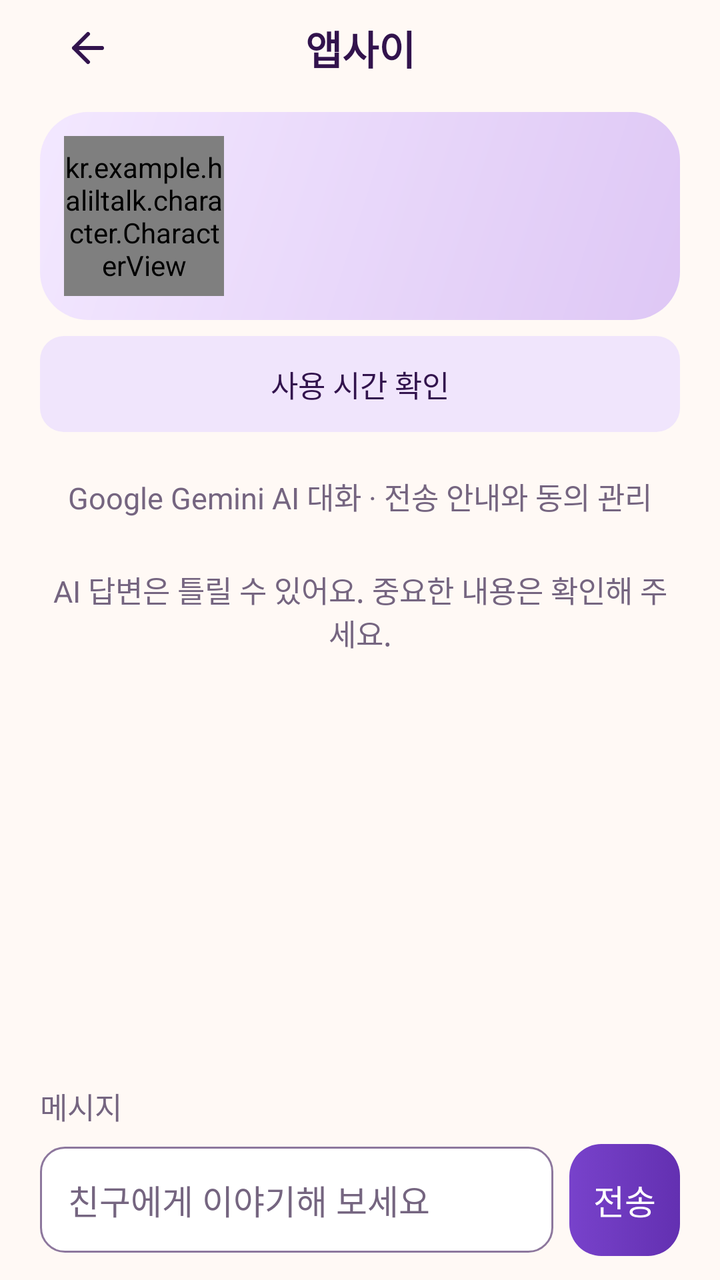
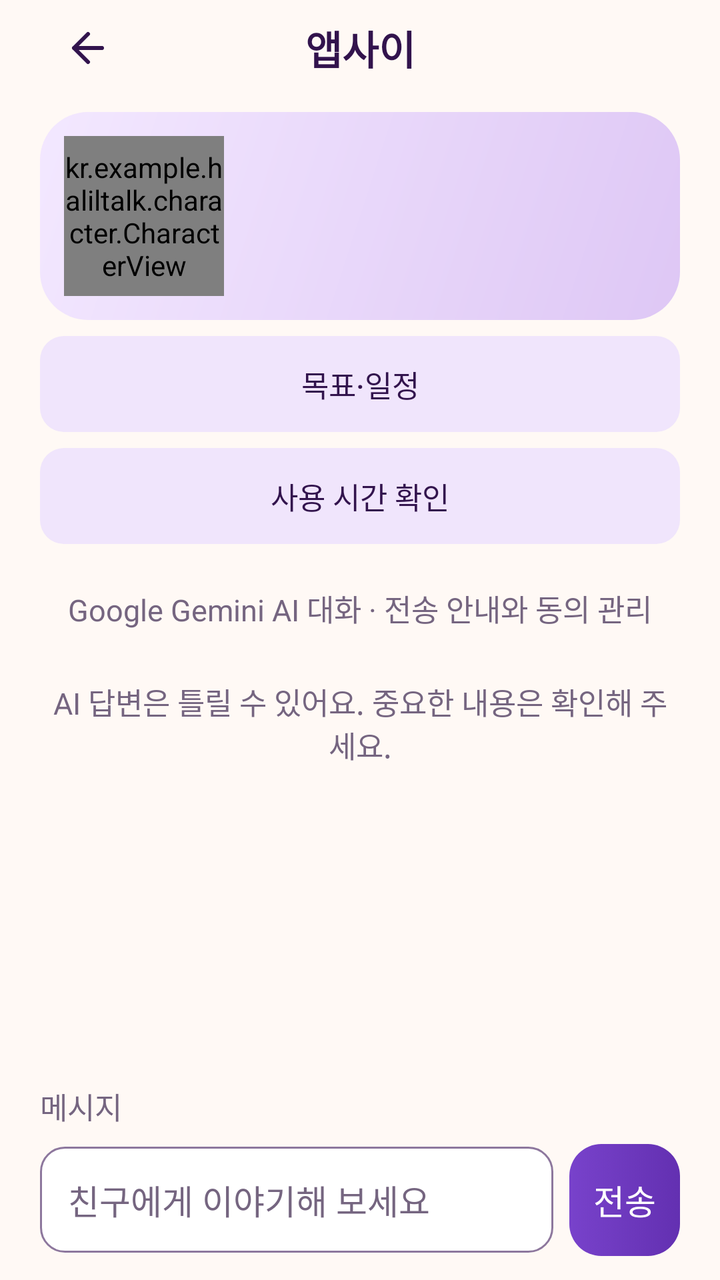

Compare the two renders of this Android layout. The source of the first and the diff that turns it into the second are given below.
<!-- AndroidManifest.xml: application theme android:Theme.Material.Light.NoActionBar -->
<!-- res/layout/screen_chat.xml -->
<?xml version="1.0" encoding="utf-8"?>
<LinearLayout xmlns:android="http://schemas.android.com/apk/res/android"
    style="@style/Page" android:orientation="vertical">

    <LinearLayout
        android:layout_width="match_parent"
        android:layout_height="wrap_content"
        android:minHeight="48dp"
        android:orientation="horizontal"
        android:gravity="center_vertical">

        <Button
            android:id="@+id/back_home"
            style="@style/IconButton"
            android:drawableStart="@drawable/ic_back"
            android:contentDescription="@string/back_to_friends" />

        <TextView
            style="@style/SectionTitle"
            android:layout_width="0dp"
            android:layout_weight="1"
            android:layout_marginTop="8dp"
            android:layout_marginBottom="8dp"
            android:gravity="center"
            android:text="@string/brand_name" />

        <Space
            android:layout_width="48dp"
            android:layout_height="1dp" />
    </LinearLayout>

    <LinearLayout
        android:layout_width="match_parent"
        android:layout_height="wrap_content"
        android:layout_marginTop="8dp"
        android:layout_marginBottom="8dp"
        android:orientation="horizontal"
        android:gravity="center_vertical"
        android:padding="12dp"
        android:background="@drawable/bg_hero">

        <kr.example.haliltalk.character.CharacterView
            android:id="@+id/chat_character"
            android:layout_width="80dp"
            android:layout_height="80dp"
            android:importantForAccessibility="no" />

        <LinearLayout
            android:layout_width="0dp"
            android:layout_height="wrap_content"
            android:layout_weight="1"
            android:orientation="vertical"
            android:paddingStart="12dp" android:paddingEnd="0dp">

            <TextView
                android:id="@+id/chat_title"
                style="@style/PageTitle"
                android:layout_marginTop="0dp"
                android:layout_marginBottom="4dp" />

            <TextView
                android:id="@+id/chat_personality"
                style="@style/SecondaryText" />
        </LinearLayout>
    </LinearLayout>

    <Button
        android:id="@+id/check_usage"
        style="@style/SecondaryButton"
        android:layout_marginTop="0dp"
        android:text="@string/check_usage" />

    <TextView
        android:id="@+id/ai_notice"
        style="@style/SecondaryText"
        android:layout_marginBottom="12dp"
        android:minHeight="48dp"
        android:gravity="center"
        android:clickable="true"
        android:focusable="true"
        android:text="@string/ai_notice" />

    <TextView
        android:id="@+id/ai_status"
        style="@style/SecondaryText"
        android:accessibilityLiveRegion="polite"
        android:gravity="center"
        android:text="@string/ai_ready" />

    <ProgressBar
        android:id="@+id/ai_progress"
        android:layout_width="24dp"
        android:layout_height="24dp"
        android:layout_gravity="center_horizontal"
        android:contentDescription="@string/ai_loading"
        android:visibility="gone" />

    <LinearLayout
        android:layout_width="match_parent"
        android:layout_height="wrap_content"
        android:orientation="horizontal">
        <Button
            android:id="@+id/retry_message"
            style="@style/SecondaryButton"
            android:layout_width="0dp"
            android:layout_weight="1"
            android:text="@string/ai_retry"
            android:visibility="gone" />
        <Button
            android:id="@+id/cancel_request"
            style="@style/SecondaryButton"
            android:layout_width="0dp"
            android:layout_weight="1"
            android:text="@string/ai_cancel_request"
            android:visibility="gone" />
    </LinearLayout>

    <ScrollView
        android:id="@+id/chat_scroll"
        android:layout_width="match_parent"
        android:layout_height="0dp"
        android:layout_weight="1"
        android:fillViewport="true"
        android:clipToPadding="false">

        <LinearLayout
            android:id="@+id/message_list"
            android:layout_width="match_parent"
            android:layout_height="wrap_content"
            android:paddingTop="8dp"
            android:paddingBottom="8dp"
            android:orientation="vertical" />
    </ScrollView>

    <TextView
        style="@style/SecondaryText"
        android:layout_marginTop="8dp"
        android:layout_marginBottom="8dp"
        android:labelFor="@id/message_input"
        android:text="@string/message_label" />

    <LinearLayout
        android:layout_width="match_parent"
        android:layout_height="wrap_content"
        android:layout_marginBottom="12dp"
        android:orientation="horizontal"
        android:gravity="center_vertical">

        <EditText
            android:id="@+id/message_input"
            style="@style/InputField"
            android:layout_width="0dp"
            android:layout_weight="1"
            android:layout_marginEnd="8dp"
            android:singleLine="false"
            android:maxLines="4"
            android:inputType="textCapSentences|textMultiLine"
            android:imeOptions="actionSend"
            android:hint="@string/message_hint"
            android:autofillHints="" />

        <Button
            android:id="@+id/send_message"
            style="@style/PrimaryButton"
            android:layout_width="wrap_content"
            android:layout_marginTop="0dp"
            android:layout_marginBottom="0dp"
            android:text="@string/send_message" />
    </LinearLayout>
</LinearLayout>
<!-- resources referenced by this layout -->
<resources>
  <!-- drawable bg_hero (drawable) -->
  <shape xmlns:android="http://schemas.android.com/apk/res/android">
      <gradient android:angle="315" android:startColor="@color/hero_top" android:endColor="@color/hero_bottom"/>
      <corners android:radius="24dp"/>
  </shape>
  <!-- drawable ic_back (drawable) -->
  <vector xmlns:android="http://schemas.android.com/apk/res/android" android:width="24dp" android:height="24dp" android:viewportWidth="24" android:viewportHeight="24">
      <path android:pathData="M19,12H5M12,5L5,12L12,19" android:strokeColor="@color/ink" android:strokeWidth="2" android:strokeLineCap="round" android:strokeLineJoin="round" android:fillColor="@android:color/transparent"/>
  </vector>
  <string name="ai_cancel_request">재시도 안 함</string>
  <string name="ai_loading">AI가 답장을 준비하고 있어요…</string>
  <string name="ai_notice">Google Gemini AI 대화 · 전송 안내와 동의 관리</string>
  <string name="ai_ready">AI 답변은 틀릴 수 있어요. 중요한 내용은 확인해 주세요.</string>
  <string name="ai_retry">답장 재시도</string>
  <string name="back_to_friends">친구 목록</string>
  <string name="brand_name">앱사이</string>
  <string name="check_usage">사용 시간 확인</string>
  <string name="message_hint">친구에게 이야기해 보세요</string>
  <string name="message_label">메시지</string>
  <string name="send_message">전송</string>
  <style name="IconButton">
          <item name="android:layout_width">48dp</item>
          <item name="android:layout_height">48dp</item>
          <item name="android:padding">12dp</item>
          <item name="android:background">?android:attr/selectableItemBackgroundBorderless</item>
          <item name="android:tint">@color/ink</item>
      </style>
  <style name="Page">
          <item name="android:layout_width">match_parent</item>
          <item name="android:layout_height">match_parent</item>
          <item name="android:orientation">vertical</item>
          <item name="android:background">@color/canvas</item>
          <item name="android:paddingStart">20dp</item>
          <item name="android:paddingEnd">20dp</item>
      </style>
  <style name="PageTitle" parent="BodyText">
          <item name="android:textSize">28sp</item>
          <item name="android:fontFamily">sans-serif-black</item>
          <item name="android:layout_marginTop">12dp</item>
          <item name="android:layout_marginBottom">8dp</item>
      </style>
  <style name="SecondaryButton" parent="PrimaryButton">
          <item name="android:background">@drawable/bg_choice</item>
          <item name="android:textColor">@color/ink</item>
          <item name="android:minHeight">48dp</item>
          <item name="android:textSize">15sp</item>
      </style>
  <style name="SecondaryText" parent="BodyText">
          <item name="android:textSize">15sp</item>
          <item name="android:textColor">@color/muted</item>
      </style>
  <style name="SectionTitle" parent="BodyText">
          <item name="android:textSize">20sp</item>
          <item name="android:textStyle">bold</item>
          <item name="android:layout_marginTop">20dp</item>
          <item name="android:layout_marginBottom">12dp</item>
      </style>
  <color name="hero_top">#F3E8FF</color>
  <color name="hero_bottom">#DEC7F5</color>
  <color name="ink">#32134D</color>
  <color name="muted">#756580</color>
  <color name="canvas">#FFF9F5</color>
  <style name="BodyText">
          <item name="android:layout_width">match_parent</item>
          <item name="android:layout_height">wrap_content</item>
          <item name="android:textColor">@color/ink</item>
          <item name="android:textSize">17sp</item>
          <item name="android:breakStrategy">simple</item>
      </style>
  <color name="surface">#FFFFFF</color>
  <color name="primary">#7842CB</color>
  <color name="field_border">#8D779D</color>
  <color name="ripple">#307842CB</color>
  <color name="disabled">#E7DDF0</color>
  <color name="primary_pressed">#6330B1</color>
  <color name="lavender">#F0E5FC</color>
  <!-- unchanged entries left out for length: 5 -->
</resources>

<!-- the commit's change to res/layout/screen_chat.xml (unified diff, before → after) -->
@@ -63,6 +63,12 @@
                 style="@style/SecondaryText" />
         </LinearLayout>
     </LinearLayout>
+
+    <Button
+        android:id="@+id/open_goals"
+        style="@style/SecondaryButton"
+        android:layout_marginTop="0dp"
+        android:text="@string/goals_open" />
 
     <Button
         android:id="@+id/check_usage"
<!-- resource entries referenced after the edit -->
@@ -17,6 +17,7 @@
   <string name="back_to_friends">친구 목록</string>
   <string name="brand_name">앱사이</string>
   <string name="check_usage">사용 시간 확인</string>
+  <string name="goals_open">목표·일정</string>
   <string name="message_hint">친구에게 이야기해 보세요</string>
   <string name="message_label">메시지</string>
   <string name="send_message">전송</string>
